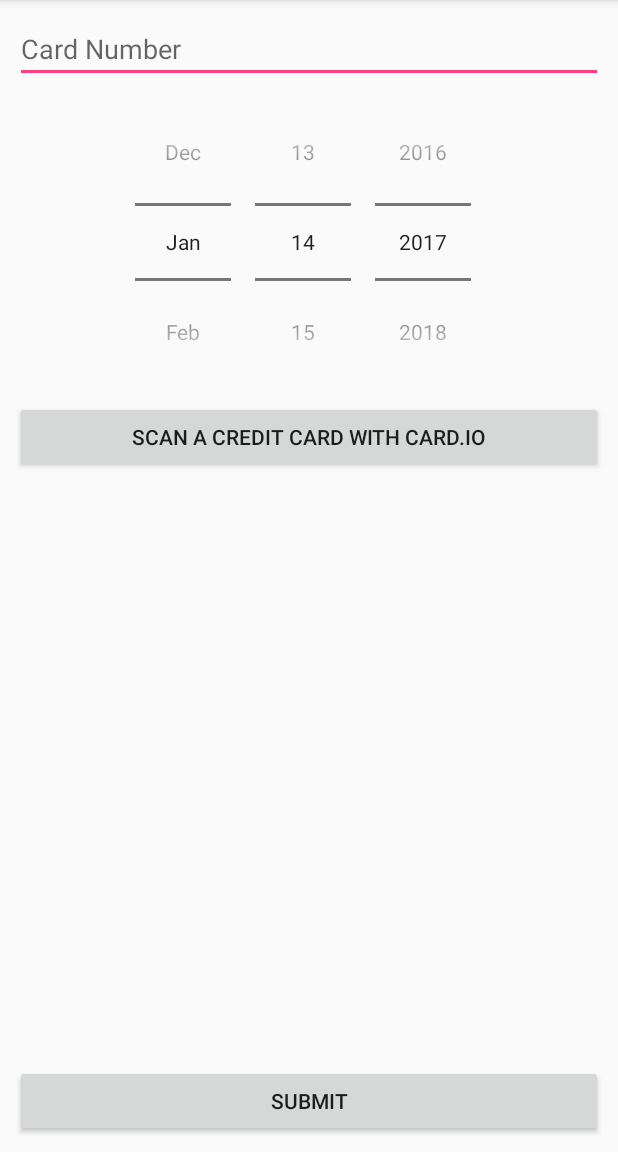
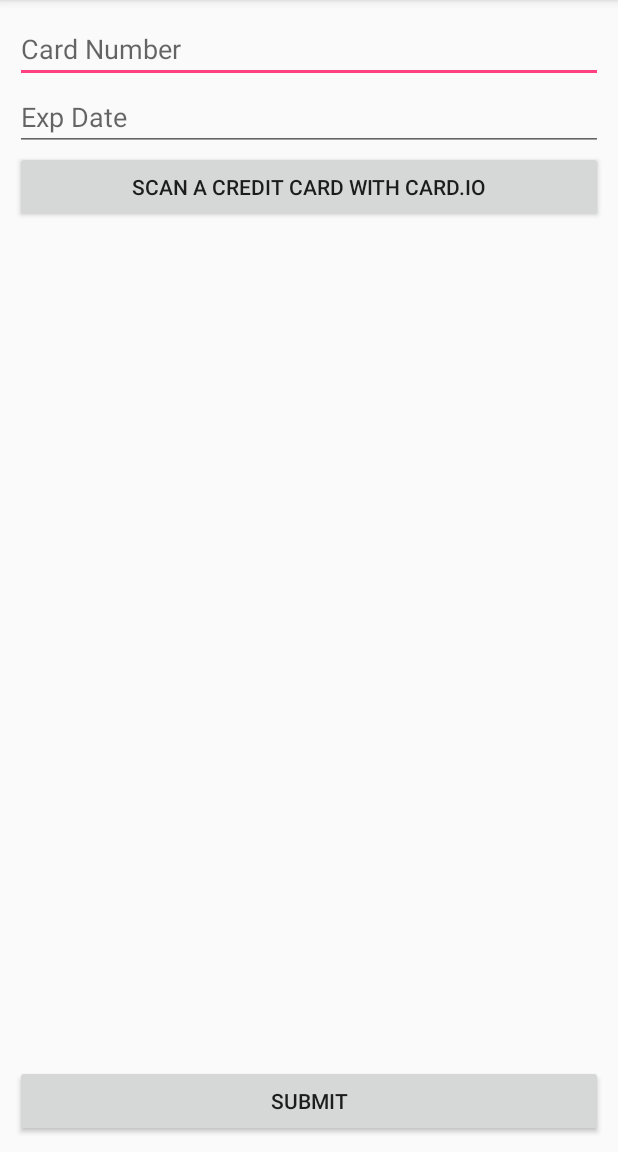
Before and after one commit to mrchianglin/Gogo, an Android app: the screen it shows after launch (ScanActivity), on a phone screen of 412 x 824 dp, the part 84-1236 px from its top. Run offline under Robolectric (Android 15) with nearby library versions, the phone set to English and light mode, and no system bars; our stand-ins replace ButterKnife; libraries missing offline, so code that uses them is left out: io.card.payment; 3 statements that could not run were skipped.

Commit message:
Implement confirmation dialog

```diff
--- a/app/src/main/java/chiangli/edu/calpoly/edu/slosaferide/ScanActivity.java
+++ b/app/src/main/java/chiangli/edu/calpoly/edu/slosaferide/ScanActivity.java
@@ -1,7 +1,9 @@
 package chiangli.edu.calpoly.edu.slosaferide;
 
+import android.content.DialogInterface;
 import android.content.Intent;
 import android.os.Bundle;
+import android.support.v7.app.AlertDialog;
 import android.support.v7.app.AppCompatActivity;
 import android.util.Log;
 import android.view.View;
@@ -18,12 +20,14 @@ public class ScanActivity extends AppCompatActivity {
     @BindView(R.id.CreditCardNumber) EditText ccNumber;
     @BindView(R.id.CreditCardDate)   EditText ccDate;
 //    @BindView(R.id.CreditCardDate) DatePicker date;
-
+    @BindView(R.id.submitButton)     Button submit;
     protected static final String TAG = "ScanActivity";
 
     private Button scanButton;
     private TextView resultTextView;
 
+    private String number;
+    private String date;
     private int MY_SCAN_REQUEST_CODE = 100; // arbitrary int
 
     /**
@@ -39,12 +43,32 @@ public class ScanActivity extends AppCompatActivity {
         resultTextView = (TextView) findViewById(R.id.resultTextView);
         scanButton = (Button) findViewById(R.id.scanButton);
 
+        Button submit = (Button) findViewById(R.id.submitButton);
+        submit.setOnClickListener(new View.OnClickListener() {
+            @Override
+            public void onClick(View view) {
+              new AlertDialog.Builder(ScanActivity.this)
+                .setIcon(android.R.drawable.ic_dialog_alert)
+                        .setTitle("Confirm Payment")
+                        .setMessage("Are you confirming a payment of flat-rate $10?")
+                        .setPositiveButton("Yes", new DialogInterface.OnClickListener()
+                        {
+                            @Override
+                            public void onClick(DialogInterface dialog, int which) {
+                                // confirm payment
+                                // finish();
+                                // Go back to MainActivity
+                            }
+
+                        })
+                        .setNegativeButton("No", null)
+                        .show();
+            }
+        });
 
         resultTextView.setText("card.io library version: " + CardIOActivity.sdkVersion() + "\nBuilt: " + CardIOActivity.sdkBuildDate());
         Log.e(TAG, "onCreate: ");
     }
-
-
 
     @Override
     protected void onResume() {
@@ -102,7 +126,7 @@ public class ScanActivity extends AppCompatActivity {
 
             if (scanResult.isExpiryValid()) {
                 resultStr += "Expiration Date: " + scanResult.expiryMonth + "/" + scanResult.expiryYear + "\n";
-
+                ccDate.setText(scanResult.expiryMonth + "/" + scanResult.expiryYear);
             }
 
             if (scanResult.cvv != null) {
--- a/app/src/main/res/layout/activity_scan.xml
+++ b/app/src/main/res/layout/activity_scan.xml
@@ -10,25 +10,25 @@
         android:layout_height="wrap_content"
         android:inputType="number"
         android:ems="10"
-        android:maxLength="16"
+        android:maxLength="19"
         android:hint="Card Number"
         android:id="@+id/CreditCardNumber" />
 
-    <!--<EditText-->
+    <EditText
+        android:layout_width="match_parent"
+        android:layout_height="wrap_content"
+        android:inputType="date"
+        android:ems="10"
+        android:maxLength="6"
+        android:hint="Exp Date"
+        android:id="@+id/CreditCardDate"/>
+    <!--<DatePicker-->
         <!--android:layout_width="match_parent"-->
         <!--android:layout_height="wrap_content"-->
-        <!--android:inputType="date"-->
-        <!--android:ems="10"-->
-        <!--android:maxLength="6"-->
-        <!--android:hint="Exp Date"-->
-        <!--android:id="@+id/CreditCardDate"/>-->
-    <DatePicker
-        android:layout_width="match_parent"
-        android:layout_height="wrap_content"
-        android:datePickerMode="spinner"
-        android:calendarViewShown="false"
-        android:id="@+id/CreditCardDate"
-        ></DatePicker>
+        <!--android:datePickerMode="spinner"-->
+        <!--android:calendarViewShown="false"-->
+        <!--android:id="@+id/CreditCardDate"-->
+        <!--&gt;</DatePicker>-->
 
     <Button
         android:id="@+id/scanButton"
```
Also changed, not shown: app/src/main/AndroidManifest.xml (+5 -7 lines), app/src/main/java/chiangli/edu/calpoly/edu/slosaferide/ConfirmActivity.java (added, +14 -0 lines), app/src/main/res/layout/activity_confirm.xml (added, +13 -0 lines).
